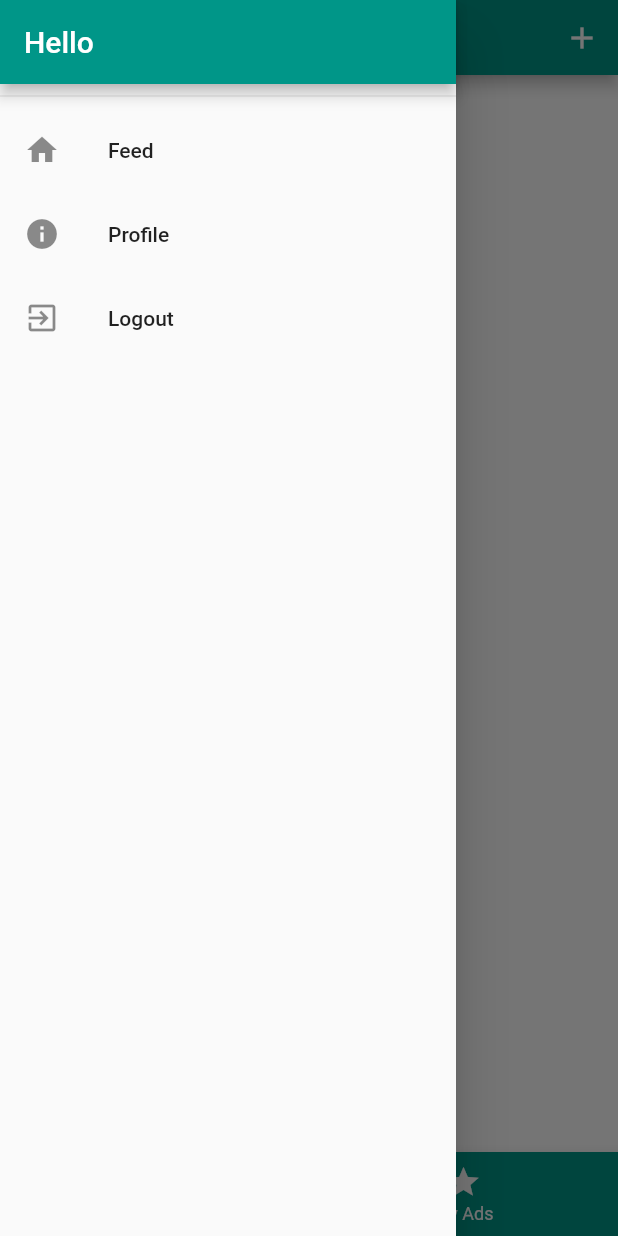
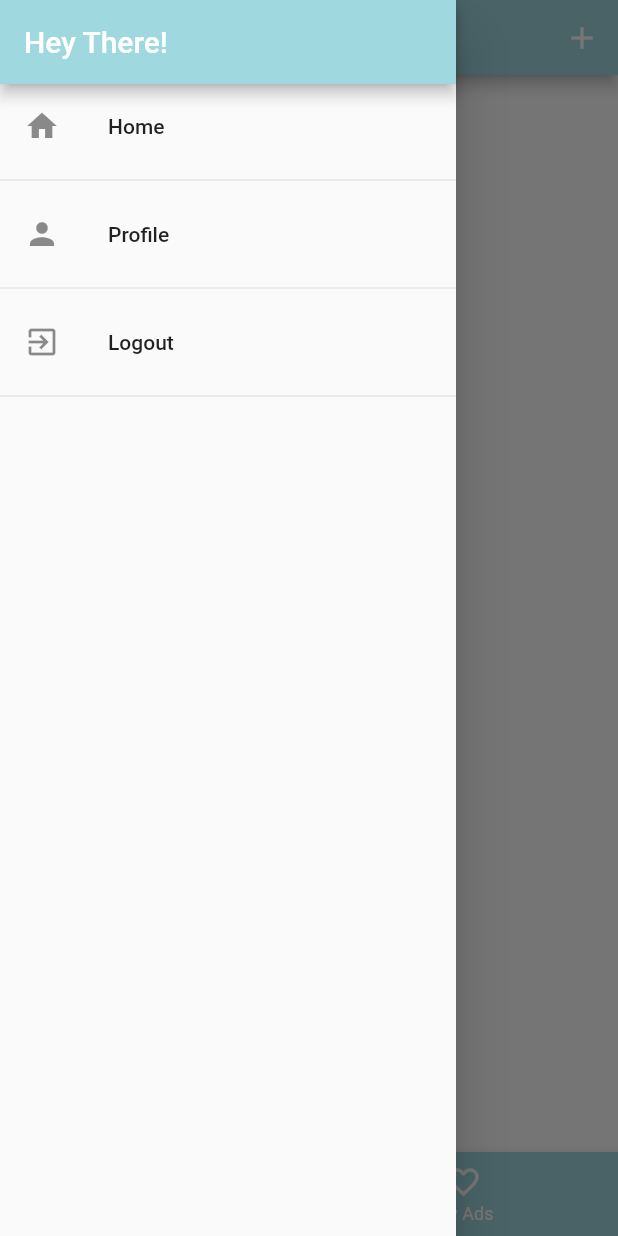
Before and after one commit to Eshitakalsi/Cab_Buddy, a Flutter app: the screen it shows once a user with an empty profile is signed in, with the side drawer open, on a phone screen of 412 x 824 dp. Run offline on Flutter 3.47's test engine with Material 2 defaults, Android fonts, the phone set to English and light mode, and no system bars; our stand-ins replace cloud_firestore, datetime_picker_formfield, firebase_auth, firebase_storage, google_sign_in, image_picker and 1 more; accounts and stored records are empty.

Commit message:
Changes in Theme

```diff
--- a/lib/Widgets/app_drawer.dart
+++ b/lib/Widgets/app_drawer.dart
@@ -22,24 +22,26 @@ class AppDrawer extends StatelessWidget {
       child: Column(
         children: <Widget>[
           AppBar(
-            title: Text('Hello'),
+            title: Text('Hey There!', style: TextStyle(color: Colors.white),),
             automaticallyImplyLeading: false,
+            iconTheme: IconThemeData(color: Colors.white),
           ),
-          Divider(),
           ListTile(
             leading: Icon(Icons.home),
-            title: Text("Feed"),
+            title: Text("Home"),
             onTap: () {
               Navigator.pushReplacementNamed(context, TabScreen.routeName);
             },
           ),
+          Divider(),
           ListTile(
-            leading: Icon(Icons.info),
+            leading: Icon(Icons.person),
             title: Text("Profile"),
             onTap: () {
               Navigator.pushReplacementNamed(context, ProfilePage.routeName);
             },
           ),
+          Divider(),
           ListTile(
             leading: Icon(Icons.exit_to_app),
             title: Text("Logout"),
@@ -47,6 +49,7 @@ class AppDrawer extends StatelessWidget {
               googleSignOut(context);
             },
           ),
+          Divider(),
         ],
       ),
     ));
--- /dev/null
+++ b/lib/commons/theme.dart
@@ -0,0 +1,16 @@
+import 'dart:ui' as ui show Color;
+import 'package:flutter/material.dart' as material show Colors, MaterialColor;
+
+const material.MaterialColor primarySwatch = material.Colors.purple;
+
+const ui.Color primaryColor = ui.Color(0xff9fd8df);
+const ui.Color secondaryColor = ui.Color(0xffe60073);
+const ui.Color accentColor = ui.Color(0xffff7171);
+
+const ui.Color notificationColor = ui.Color(0xFFff8300);
+const ui.Color buttonColor = ui.Color(0xfffcb813);
+
+const ui.Color backgroundColor = ui.Color(0xFFe2d7f5); // => grey[200]
+
+const ui.Color textColor = primaryColor;
+const ui.Color secondaryTextColor = material.Colors.grey;
--- a/lib/main.dart
+++ b/lib/main.dart
@@ -10,6 +10,7 @@ import 'package:cab_buddy/screen/userFormScreen.dart';
 import 'package:firebase_auth/firebase_auth.dart';
 import 'package:cloud_firestore/cloud_firestore.dart';
 import 'package:flutter/material.dart';
+import './commons/theme.dart';
 
 import 'models/loggedInUserInfo.dart';
 
@@ -25,9 +26,11 @@ class MyApp extends StatelessWidget {
         debugShowCheckedModeBanner: false,
         title: 'Home Page',
         theme: ThemeData(
-          primarySwatch: Colors.teal,
-          accentColor: Colors.amber,
+          primarySwatch: primarySwatch,
+          primaryColor: primaryColor,
+          accentColor: accentColor,
           errorColor: Colors.red,
+          iconTheme: IconThemeData(color: Colors.white),
         ),
         home: StreamBuilder(
           stream: FirebaseAuth.instance.onAuthStateChanged,
--- a/lib/screen/postAd.dart
+++ b/lib/screen/postAd.dart
@@ -24,9 +24,9 @@ class _PostAddState extends State<PostAdd> {
   List<String> _locations = [
     'JIIT 62',
     'JIIT 128',
-    'Noida Electronic City',
-    'Vaishali Metro Station',
-    'Shipra Mall'
+    'ElectronicCity',
+    'Vaishali',
+    'ShipraMall'
   ];
   List<String> _vacancies = ['1', '2', '3'];
   List<String> _gates = ['1', '2', '3'];
--- a/lib/screen/tabScreen.dart
+++ b/lib/screen/tabScreen.dart
@@ -1,4 +1,5 @@
 import 'package:cab_buddy/Widgets/app_drawer.dart';
+import 'package:cab_buddy/commons/theme.dart';
 import 'package:cab_buddy/screen/feedScreen.dart';
 import 'package:cab_buddy/screen/postAd.dart';
 import 'package:cab_buddy/screen/userAdsScreen.dart';
@@ -32,10 +33,17 @@ class _TabScreenState extends State<TabScreen> {
       appBar: PreferredSize(
         preferredSize: Size.fromHeight(50.0),
         child: AppBar(
-          title: Text("Cab Buddy"),
+          centerTitle: true,
+          title: Text(
+            "Cab Buddy",
+            style: TextStyle(color: Colors.white),
+          ),
           actions: <Widget>[
             IconButton(
-                icon: Icon(Icons.add),
+                icon: Icon(
+                  Icons.add,
+                  color: Colors.white,
+                ),
                 onPressed: () {
                   Navigator.pushNamed(context, PostAdd.routeName);
                 })
@@ -44,15 +52,16 @@ class _TabScreenState extends State<TabScreen> {
       ),
       body: _pages[_selectPageIndex],
       bottomNavigationBar: BottomNavigationBar(
-        backgroundColor: Theme.of(context).primaryColor,
+        backgroundColor: primaryColor,
         unselectedItemColor: Colors.white,
         selectedItemColor: Colors.yellowAccent,
         currentIndex: _selectPageIndex,
         onTap: _selectPage,
         items: [
           BottomNavigationBarItem(
-              icon: Icon(Icons.category), label: 'Main Feed'),
-          BottomNavigationBarItem(icon: Icon(Icons.star), label: 'My Ads'),
+              icon: Icon(Icons.list_alt_outlined), label: 'Home'),
+          BottomNavigationBarItem(
+              icon: Icon(Icons.favorite_outline), label: 'My Ads'),
         ],
       ),
     );
```
Also changed, not shown: lib/commons/app_constants.dart (added, +18 -0 lines), lib/screen/feedScreen.dart (+15 -9 lines).
